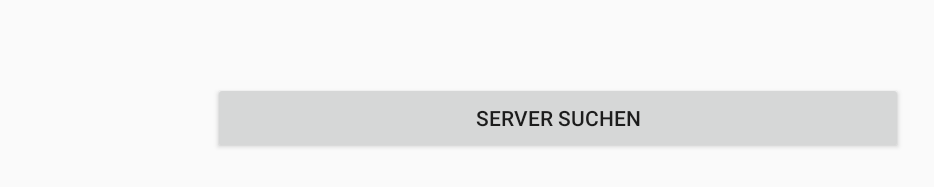
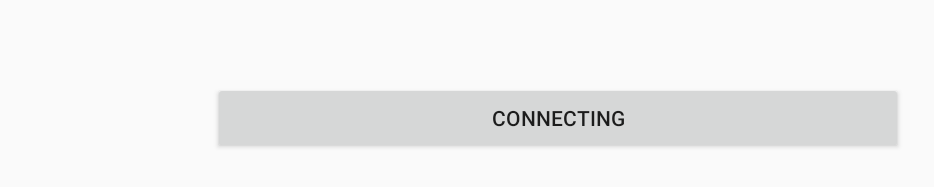
Before and after one commit to Alexx882/SiegeAndDestroy3D, an Android app: the JoinGameActivity screen opened directly, with no data from a screen before it, after a tap on "SERVER SUCHEN", on a phone screen of 824 x 412 dp (held sideways). Shown: the part 344-531 px from the top of the screen, without its empty margins (60-994 px from the left). Run offline under Robolectric (Android 15) with nearby library versions, the phone set to English and light mode, and no system bars; libraries missing offline, so code that uses them is left out: com.peak.salut; 1 statement that could not run was skipped.

Commit message:
Connect to server and send name from Join-Page.

```diff
--- a/app/src/main/java/at/aau/gloryweapons/siegeanddestroy3d/JoinGameActivity.java
+++ b/app/src/main/java/at/aau/gloryweapons/siegeanddestroy3d/JoinGameActivity.java
@@ -4,16 +4,19 @@ import android.content.Intent;
 import android.support.v7.app.AppCompatActivity;
 import android.os.Bundle;
 import android.text.Editable;
+import android.util.Log;
 import android.view.View;
 import android.widget.Button;
 import android.widget.EditText;
 import android.widget.TextView;
-import android.widget.Toast;
 
 import com.peak.salut.SalutDevice;
 
 import at.aau.gloryweapons.siegeanddestroy3d.game.activities.PlacementActivity;
+import at.aau.gloryweapons.siegeanddestroy3d.game.models.GameConfiguration;
 import at.aau.gloryweapons.siegeanddestroy3d.game.models.User;
+import at.aau.gloryweapons.siegeanddestroy3d.network.interfaces.DummyNetworkCommunicator;
+import at.aau.gloryweapons.siegeanddestroy3d.network.interfaces.NetworkCommunicator;
 import at.aau.gloryweapons.siegeanddestroy3d.network.wifiDirect.ClientGameHandlerWifi;
 import at.aau.gloryweapons.siegeanddestroy3d.network.interfaces.CallbackObject;
 import at.aau.gloryweapons.siegeanddestroy3d.validation.ValidationHelperClass;
@@ -22,12 +25,11 @@ public class JoinGameActivity extends AppCompatActivity {
 
     private Button btnJoinGame;
     private EditText txtUserName;
-    private EditText txtServerIp;
     private TextView txtServer;
-    private TextView txtServerIPHeader;
-    private SalutDevice salutDevice;
-    private ClientGameHandlerWifi clientGameHandlerWifi;
-    private User user;
+    private TextView txtError;
+
+    private NetworkCommunicator clientCommunicator;
+    private boolean connectedToServer = false;
 
     @Override
     protected void onCreate(Bundle savedInstanceState) {
@@ -35,78 +37,114 @@ public class JoinGameActivity extends AppCompatActivity {
         setContentView(R.layout.activity_join_game);
         loadUiElements();
 
-
         btnJoinGame.setOnClickListener(new View.OnClickListener() {
             @Override
             public void onClick(View view) {
+                // new click, disable error information
+                txtError.setVisibility(View.GONE);
+                btnJoinGame.setClickable(false);
 
+                if (!connectedToServer) {
+                    // disable button
+                    btnJoinGame.setText("Connecting");
+                    // init server connection
+                    connectToServer();
+
+                } else {
+                    // basic check for username on client side
                     Editable eUsername = txtUserName.getText();
                     String username = eUsername != null ? eUsername.toString() : null;
                     if (!ValidationHelperClass.isUserNameValid(username)) {
-                    showLongToast("Username ist ungültig");
+                        showError("Username ist ungültig");
+                        btnJoinGame.setClickable(true);
                         return;
                     }
 
-                /*no use with wifi direct
-                Editable eServerIp = txtServerIp.getText();
-                String hostIp = eServerIp != null ? eServerIp.toString() : null;
-                if (!ValidationHelperClass.isServerIpValid(hostIp)) {
-                    showLongToast("Server IP ist ungültig");
-                    return;
-                } */
-
-                // disable button now
-                Button btn = (Button) view;
-                // TODO show user that the app is still working ("connecting to server" or something)
-                // btn.setClickable(false);
-
-                if (clientGameHandlerWifi == null) {
-                    registerHost();
-                } else {
-                    if (user == null) {
-                        clientGameHandlerWifi.sendNameToServer(username, new CallbackObject<User>() {
+                    // check name on server too
+                    clientCommunicator.sendNameToServer(username, new CallbackObject<User>() {
                         @Override
                         public void callback(User param) {
+                            // server sent back response for name
                             if (param != null) {
-                                    startPlacement();
+                                // name ok
+                                // save name and things
+                                GlobalGameSettings.getCurrent().setLocalUser(param);
+
+                                // move on to placement
+                                startPlacementActivity();
+
                             } else {
-                                    showLongToast("Username schon vergeben!");
-                                    return;
+                                // name invalid
+                                showError("Username nicht verfügbar!");
+                                btnJoinGame.setClickable(true);
                             }
                         }
                     });
                 }
             }
 
-
+        });
     }
 
+    /**
+     * Connects to a server and re-enables the button for the name check.
+     */
+    private void connectToServer() {
+        if (connectedToServer)
+            throw new IllegalStateException("Please dont try to connect twice");
+
+        // init with singleton
+        this.clientCommunicator = new DummyNetworkCommunicator();
+
+        try {
+            // init wifi direct
+            this.clientCommunicator.initClientGameHandler(this, new CallbackObject<SalutDevice>() {
+                @Override
+                public void callback(SalutDevice param) {
+                    // connecting finished
+
+                    // re-enable button
+                    btnJoinGame.setClickable(true);
+                    btnJoinGame.setText("Name überprüfen");
+
+                    // show server name
+                    txtServer.setVisibility(View.VISIBLE);
+                    txtServer.setText("Verbindung zum Server: " + param.deviceName + " " + param.readableName + " hergestellt!");
+
+                    connectedToServer = true;
+                }
             });
+        } catch (Exception e) {
+            // TODO @johannes return error if something bad happened (ie. some additional callback etc)
 
+            // show and log error
+            Log.e("Error", "Salut connection could not be established." + e.getMessage());
+            showError("Verbindung fehlgeschlagen");
+
+            // enable button again
+            btnJoinGame.setClickable(true);
+            btnJoinGame.setText("Erneut versuchen");
+        }
     }
 
-    private void registerHost() {
-        //init wifi direct
-        this.clientGameHandlerWifi = ClientGameHandlerWifi.getInstance();
-        this.clientGameHandlerWifi.initClientGameHandler(this, new CallbackObject<SalutDevice>() {
+    private void showError(final String message) {
+        this.runOnUiThread(new Runnable() {
             @Override
-            public void callback(SalutDevice param) {
-                salutDevice = param;
-                txtServer.setVisibility(View.VISIBLE);
-                txtServer.setText("Verbindung zum Server: " + param.deviceName + " " + param.readableName + "hergestellt!");
-                btnJoinGame.setText("Namen übeprüfen");
+            public void run() {
+                txtError.setText(message);
+                txtError.setVisibility(View.VISIBLE);
             }
         });
-
     }
 
+    private void startPlacementActivity() {
+        // start placement activity and provide the game settings
+        Intent switchActivityIntent = new Intent(this, PlacementActivity.class);
+        switchActivityIntent.putExtra(GameConfiguration.INTENT_KEYWORD, GlobalGameSettings.getCurrent());
+        startActivity(switchActivityIntent);
 
-    private void startPlacement() {
-
-        // TODO save user object and host IP
-        Intent intent = new Intent(JoinGameActivity.this, PlacementActivity.class);
-        startActivity(intent);
-
+        // remove this activity from the stack (back means WelcomePage)
+        this.finish();
     }
 
     /**
@@ -115,24 +153,18 @@ public class JoinGameActivity extends AppCompatActivity {
     private void loadUiElements() {
         btnJoinGame = findViewById(R.id.buttonJoinGame);
         txtUserName = findViewById(R.id.editTextUserName);
-        txtServerIp = findViewById(R.id.editTextServerIp);
-        txtServer = findViewById(R.id.textView_show_server);
-        txtServerIPHeader = findViewById(R.id.textView_server_ip_header);
+        txtServer = findViewById(R.id.textViewServer);
+        txtError = findViewById(R.id.textViewError);
 
-        //no use with wifi direct
-        txtServerIp.setVisibility(View.INVISIBLE);
-        txtServerIPHeader.setVisibility(View.INVISIBLE);
+        // disable info on start
         txtServer.setVisibility(View.GONE);
-    }
-
-    private void showLongToast(String text) {
-        Toast.makeText(this, text, Toast.LENGTH_LONG).show();
+        txtError.setVisibility(View.GONE);
     }
 
     @Override
     public void onBackPressed() {
-        if (clientGameHandlerWifi != null) {
-            clientGameHandlerWifi.resetNetwork();
+        if (clientCommunicator != null) {
+            clientCommunicator.resetConnection();
         }
         super.onBackPressed();
     }
--- a/app/src/main/java/at/aau/gloryweapons/siegeanddestroy3d/network/interfaces/DummyNetworkCommunicator.java
+++ b/app/src/main/java/at/aau/gloryweapons/siegeanddestroy3d/network/interfaces/DummyNetworkCommunicator.java
@@ -1,4 +1,8 @@
 package at.aau.gloryweapons.siegeanddestroy3d.network.interfaces;
+
+import android.app.Activity;
+
+import com.peak.salut.SalutDevice;
 
 import java.util.List;
 
@@ -37,8 +41,22 @@ public class DummyNetworkCommunicator implements NetworkCommunicator {
     @Override
     public void getUserId(CallbackObject<User> callback) {
         int id = (1000 + (int) (Math.random() * (1000000)));
-        this.user = new User(id,null,null);
-        return ;
+        this.user = new User(id, null, null);
+        return;
+    }
+
+    @Override
+    public void initClientGameHandler(Activity activity, CallbackObject<SalutDevice> showServer) {
+        SalutDevice dev = new SalutDevice();
+        dev.deviceName = "HandyX";
+        dev.readableName = "UserY";
+
+        showServer.callback(dev);
+    }
+
+    @Override
+    public void resetConnection() {
+        // just return
     }
 
     /**
--- a/app/src/main/java/at/aau/gloryweapons/siegeanddestroy3d/network/interfaces/NetworkCommunicator.java
+++ b/app/src/main/java/at/aau/gloryweapons/siegeanddestroy3d/network/interfaces/NetworkCommunicator.java
@@ -1,5 +1,9 @@
 package at.aau.gloryweapons.siegeanddestroy3d.network.interfaces;
 
+
+import android.app.Activity;
+
+import com.peak.salut.SalutDevice;
 
 import java.util.List;
 
@@ -16,7 +20,7 @@ public interface NetworkCommunicator {
     /**
      * Sends a name to the server asynchronously and responds with the complete User if the name is valid.
      *
-     * @param username     The name to use for the user.
+     * @param username The name to use for the user.
      * @param callback The callback which is called to return the User object. Null, if the name is not valid in the context.
      */
     public void sendNameToServer(String username, CallbackObject<User> callback);
@@ -46,4 +50,9 @@ public interface NetworkCommunicator {
      */
     public void getUserId(CallbackObject<User> callback);
 
+    // thanks Android for not supporting static in Interfaces.
+
+    public void initClientGameHandler(final Activity activity, CallbackObject<SalutDevice> showServer);
+
+    public void resetConnection();
 }
--- a/app/src/main/res/layout/activity_join_game.xml
+++ b/app/src/main/res/layout/activity_join_game.xml
@@ -5,17 +5,6 @@
     android:layout_width="match_parent"
     android:layout_height="match_parent"
     tools:context="at.aau.gloryweapons.siegeanddestroy3d.JoinGameActivity">
-
-    <TextView
-        android:id="@+id/textView_server_ip_header"
-        android:layout_width="144dp"
-        android:layout_height="29dp"
-        android:layout_marginStart="60dp"
-        android:layout_marginTop="24dp"
-        android:text="Server IP:"
-        android:textSize="20sp"
-        app:layout_constraintStart_toStartOf="parent"
-        app:layout_constraintTop_toBottomOf="@+id/textView2" />
 
     <TextView
         android:id="@+id/textView2"
@@ -43,21 +32,6 @@
         app:layout_constraintStart_toEndOf="@+id/textView2"
         app:layout_constraintTop_toTopOf="parent" />
 
-    <EditText
-        android:id="@+id/editTextServerIp"
-        android:layout_width="303dp"
-        android:layout_height="wrap_content"
-        android:layout_marginEnd="60dp"
-        android:layout_marginStart="20dp"
-        android:layout_marginTop="4dp"
-        android:ems="10"
-        android:hint="127.0.0.1"
-        android:inputType="textPersonName"
-        android:textSize="20sp"
-        app:layout_constraintEnd_toEndOf="parent"
-        app:layout_constraintStart_toEndOf="@+id/textView"
-        app:layout_constraintTop_toBottomOf="@+id/editTextUserName" />
-
     <Button
         android:id="@+id/buttonJoinGame"
         android:layout_width="460dp"
@@ -77,20 +51,23 @@
         android:layout_marginBottom="20dp"
         android:layout_marginEnd="60dp"
         android:layout_marginStart="60dp"
+        android:textColor="@android:color/holo_red_light"
         android:textSize="20sp"
-        android:textColor="@android:color/holo_red_light"
         app:layout_constraintBottom_toTopOf="@+id/buttonJoinGame"
         app:layout_constraintEnd_toEndOf="parent"
         app:layout_constraintStart_toStartOf="parent" />
 
     <TextView
-        android:id="@+id/textView_show_server"
-        android:layout_width="wrap_content"
+        android:id="@+id/textViewServer"
+        android:layout_width="457dp"
         android:layout_height="wrap_content"
+        android:layout_marginBottom="8dp"
+        android:layout_marginEnd="60dp"
         android:layout_marginStart="60dp"
-        android:layout_marginTop="20dp"
-        android:text="Server"
+        android:layout_marginTop="8dp"
         android:textSize="20sp"
+        app:layout_constraintBottom_toTopOf="@+id/textViewError"
+        app:layout_constraintEnd_toEndOf="parent"
         app:layout_constraintStart_toStartOf="parent"
-        app:layout_constraintTop_toBottomOf="parent" />
+        app:layout_constraintTop_toBottomOf="@+id/textView2" />
 </android.support.constraint.ConstraintLayout>
```
Also changed, not shown: app/src/main/java/at/aau/gloryweapons/siegeanddestroy3d/GlobalGameSettings.java (+22 -3 lines), app/src/main/java/at/aau/gloryweapons/siegeanddestroy3d/game/models/User.java (+6 -8 lines), app/src/main/java/at/aau/gloryweapons/siegeanddestroy3d/network/wifiDirect/ClientGameHandlerWifi.java (+7 -2 lines). Lines whose indentation alone changed are shown as unchanged.
